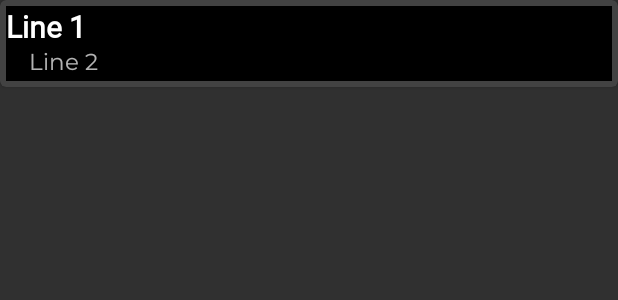
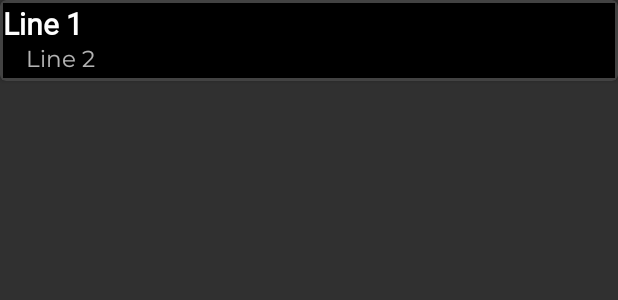
Before and after one commit to Prathamesh0606/Music_application, an Android app: the layout example_recyc.xml on its own in the app's theme, with its tools: preview values and no code run, on a phone screen of 412 x 824 dp. Shown: the top 300 px of the screen. Run offline under Robolectric (Android 15) with nearby library versions, the phone set to English and light mode, and no system bars; Roboto replaces fonts that are not available here.

Commit message:
Notifications.semifinal

```diff
--- a/app/src/main/res/layout/example_recyc.xml
+++ b/app/src/main/res/layout/example_recyc.xml
@@ -9,7 +9,7 @@
     <RelativeLayout
         android:layout_width="match_parent"
         android:layout_height="match_parent"
-        android:layout_margin="4dp"
+        android:layout_margin="2dp"
         android:background="#000000">
        <!-- <ImageView
             android:id="@+id/imageView"
```
